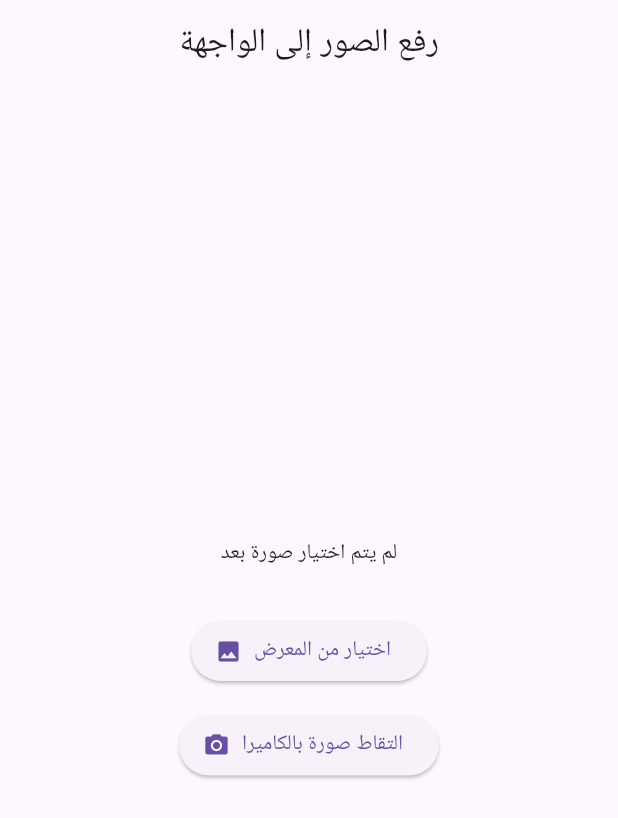
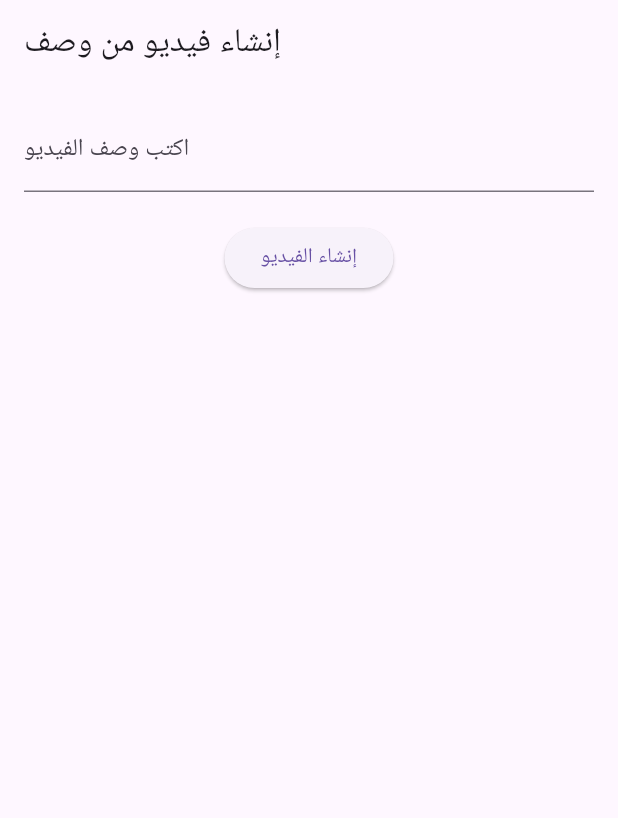
Before and after one commit to Asdasd7117/lian, a Flutter app: the screen it shows after launch, on a phone screen of 412 x 824 dp. Shown: the top 818 px of the screen. Run offline on Flutter 3.47's test engine with Material 3 defaults, Android fonts, the light colour scheme and no system bars; our stand-ins replace gallery_saver; missing offline and left inert: ffmpeg_kit_flutter.

Commit message:
Update main.dart

```diff
--- a/lib/main.dart
+++ b/lib/main.dart
@@ -1,65 +1,71 @@
+import 'package:flutter/material.dart';
+import 'package:ffmpeg_kit_flutter/ffmpeg_kit.dart';
+import 'package:path_provider/path_provider.dart';
+import 'package:gallery_saver/gallery_saver.dart';
 import 'dart:io';
-import 'package:flutter/material.dart';
-import 'package:image_picker/image_picker.dart';
 
 void main() {
-  runApp(MyImageApp());
+  runApp(VideoGeneratorApp());
 }
 
-class MyImageApp extends StatelessWidget {
+class VideoGeneratorApp extends StatelessWidget {
   @override
   Widget build(BuildContext context) {
     return MaterialApp(
-      debugShowCheckedModeBanner: false,
-      title: 'رفع الصور',
-      home: ImageUploadScreen(),
+      home: VideoGeneratorPage(),
     );
   }
 }
 
-class ImageUploadScreen extends StatefulWidget {
+class VideoGeneratorPage extends StatefulWidget {
   @override
-  _ImageUploadScreenState createState() => _ImageUploadScreenState();
+  State<VideoGeneratorPage> createState() => _VideoGeneratorPageState();
 }
 
-class _ImageUploadScreenState extends State<ImageUploadScreen> {
-  File? _image;
-  final picker = ImagePicker();
+class _VideoGeneratorPageState extends State<VideoGeneratorPage> {
+  final TextEditingController _desc = TextEditingController();
+  bool _loading = false;
 
-  Future<void> _pickImage(ImageSource source) async {
-    final pickedFile = await picker.pickImage(source: source);
-    if (pickedFile != null) {
-      setState(() {
-        _image = File(pickedFile.path);
-      });
-    }
+  Future<void> generateVideo(String text) async {
+    setState(() => _loading = true);
+    final dir = await getTemporaryDirectory();
+    final outputPath = '${dir.path}/video.mp4';
+
+    // هنا نولد فيديو بسيط من لون ونص فقط
+    final command =
+        '-f lavfi -i color=c=blue:s=640x360:d=5 -vf "drawtext=text=\'$text\':fontcolor=white:fontsize=24:x=(w-text_w)/2:y=(h-text_h)/2" -c:v libx264 -pix_fmt yuv420p $outputPath';
+
+    await FFmpegKit.execute(command);
+
+    await GallerySaver.saveVideo(outputPath);
+    setState(() => _loading = false);
+
+    ScaffoldMessenger.of(context)
+        .showSnackBar(SnackBar(content: Text('تم حفظ الفيديو في الاستوديو ✅')));
   }
 
   @override
   Widget build(BuildContext context) {
     return Scaffold(
-      appBar: AppBar(
-        title: Text('رفع الصور إلى الواجهة'),
-        centerTitle: true,
-      ),
-      body: Center(
+      appBar: AppBar(title: Text("إنشاء فيديو من وصف")),
+      body: Padding(
+        padding: const EdgeInsets.all(16.0),
         child: Column(
-          mainAxisAlignment: MainAxisAlignment.center,
           children: [
-            _image == null
-                ? Text('لم يتم اختيار صورة بعد')
-                : Image.file(_image!, height: 300),
-            const SizedBox(height: 30),
-            ElevatedButton.icon(
-              onPressed: () => _pickImage(ImageSource.gallery),
-              icon: Icon(Icons.photo),
-              label: Text('اختيار من المعرض'),
+            TextField(
+              controller: _desc,
+              decoration: InputDecoration(labelText: 'اكتب وصف الفيديو'),
             ),
-            const SizedBox(height: 15),
-            ElevatedButton.icon(
-              onPressed: () => _pickImage(ImageSource.camera),
-              icon: Icon(Icons.camera_alt),
-              label: Text('التقاط صورة بالكاميرا'),
+            SizedBox(height: 20),
+            ElevatedButton(
+              onPressed: _loading
+                  ? null
+                  : () => generateVideo(_desc.text.isEmpty
+                      ? "فيديو تجريبي"
+                      : _desc.text),
+              child: _loading
+                  ? CircularProgressIndicator(color: Colors.white)
+                  : Text('إنشاء الفيديو'),
             ),
           ],
         ),
```
